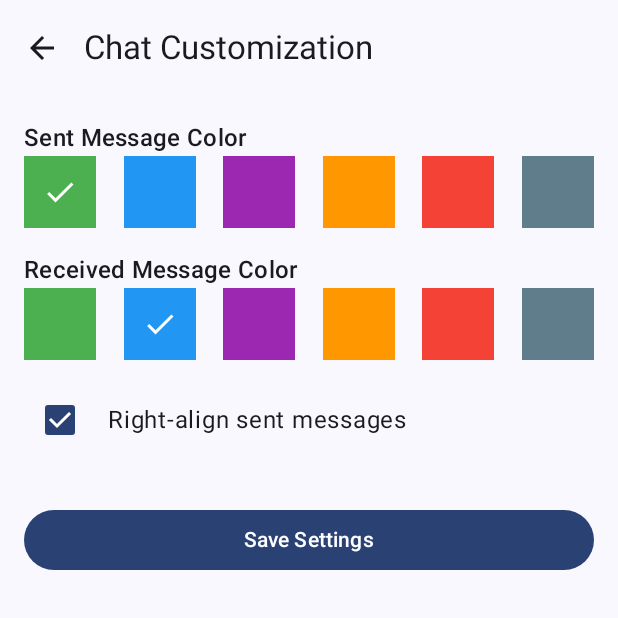
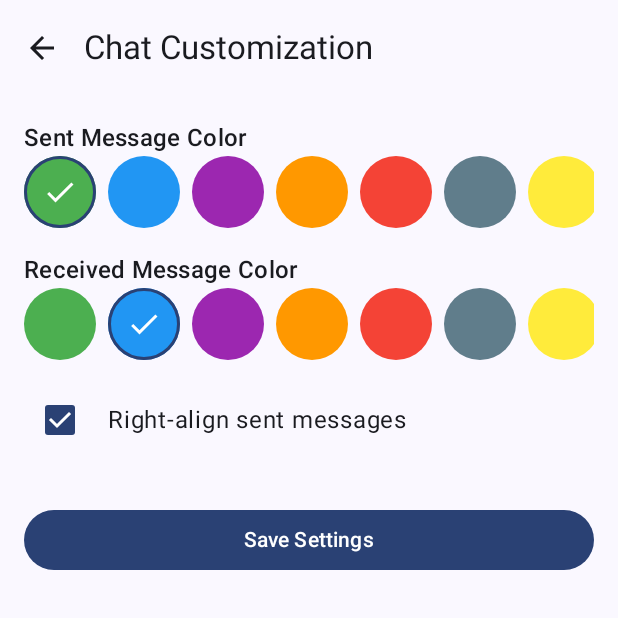
Before and after one commit to IMmercato/Anonymous, an Android app built with Jetpack Compose: the composable ChatCustomizationScreen shown on its own in the app's theme, after a tap on "Selected", on a phone screen of 412 x 824 dp, the top half of it. Run offline under Robolectric (Android 15) with nearby library versions, the phone set to English and light mode, and no system bars.

Commit message:
Chat Customization fixed

```diff
--- a/app/src/main/java/com/example/anonymous/ChatCustomizationActivity.kt
+++ b/app/src/main/java/com/example/anonymous/ChatCustomizationActivity.kt
@@ -4,9 +4,13 @@ import android.os.Bundle
 import androidx.activity.ComponentActivity
 import androidx.activity.compose.setContent
 import androidx.compose.foundation.background
+import androidx.compose.foundation.border
 import androidx.compose.foundation.clickable
 import androidx.compose.foundation.layout.*
+import androidx.compose.foundation.lazy.LazyRow
+import androidx.compose.foundation.lazy.items
 import androidx.compose.foundation.rememberScrollState
+import androidx.compose.foundation.shape.CircleShape
 import androidx.compose.foundation.verticalScroll
 import androidx.compose.material.icons.Icons
 import androidx.compose.material.icons.filled.ArrowBack
@@ -43,9 +47,21 @@ fun ChatCustomizationScreen() {
     val chatSettingsFlow = getChatCustomizationSettings(context)
     val chatSettings by chatSettingsFlow.collectAsState(initial = ChatCustomizationSettings())
 
-    var sentColor by remember { mutableStateOf(chatSettings.sentBubbleColor) }
-    var receivedColor by remember { mutableStateOf(chatSettings.receivedBubbleColor) }
-    var rightAlign by remember { mutableStateOf(chatSettings.isSentRightAligned) }
+    var sentColor by remember(chatSettings) { mutableStateOf(chatSettings.sentBubbleColor) }
+    var receivedColor by remember(chatSettings) { mutableStateOf(chatSettings.receivedBubbleColor) }
+    var rightAlign by remember(chatSettings) { mutableStateOf(chatSettings.isSentRightAligned) }
+
+    // Local state for not saved UI
+    var localSentColor by remember { mutableStateOf(sentColor) }
+    var localReceivedColor by remember { mutableStateOf(receivedColor) }
+    var localRightAlign by remember { mutableStateOf(rightAlign) }
+
+    // Update local state when values update
+    LaunchedEffect(chatSettings) {
+        localSentColor = chatSettings.sentBubbleColor
+        localReceivedColor = chatSettings.receivedBubbleColor
+        localRightAlign = chatSettings.isSentRightAligned
+    }
 
     Scaffold(
         topBar = {
@@ -68,16 +84,16 @@ fun ChatCustomizationScreen() {
         ) {
             Text("Sent Message Color", style = MaterialTheme.typography.titleMedium)
             ColorPicker(
-                selectedColor = sentColor,
-                onColorSelected = { sentColor = it }
+                selectedColor = localSentColor,
+                onColorSelected = { localSentColor = it }
             )
 
             Spacer(modifier = Modifier.height(16.dp))
 
             Text("Received Message Color", style = MaterialTheme.typography.titleMedium)
             ColorPicker(
-                selectedColor = receivedColor,
-                onColorSelected = { receivedColor = it }
+                selectedColor = localReceivedColor,
+                onColorSelected = { localReceivedColor = it }
             )
 
             Spacer(modifier = Modifier.height(16.dp))
@@ -87,8 +103,8 @@ fun ChatCustomizationScreen() {
                 modifier = Modifier.fillMaxWidth()
             ) {
                 Checkbox(
-                    checked = rightAlign,
-                    onCheckedChange = { rightAlign = it }
+                    checked = localRightAlign,
+                    onCheckedChange = { localRightAlign = it }
                 )
                 Spacer(modifier = Modifier.width(8.dp))
                 Text("Right-align sent messages", style = MaterialTheme.typography.bodyLarge)
@@ -102,9 +118,9 @@ fun ChatCustomizationScreen() {
                         saveChatCustomizationSettings(
                             context,
                             ChatCustomizationSettings(
-                                sentBubbleColor = sentColor,
-                                receivedBubbleColor = receivedColor,
-                                isSentRightAligned = rightAlign
+                                sentBubbleColor = localSentColor,
+                                receivedBubbleColor = localReceivedColor,
+                                isSentRightAligned = localRightAlign
                             )
                         )
                         (context as android.app.Activity).finish()
@@ -119,33 +135,44 @@ fun ChatCustomizationScreen() {
 }
 
 @Composable
-fun ColorPicker( selectedColor: Color, onColorSelected: (Color) -> Unit ) {
+fun ColorPicker(selectedColor: Color, onColorSelected: (Color) -> Unit) {
     val colors = listOf(
         Color(0xFF4CAF50), // Green
         Color(0xFF2196F3), // Blue
         Color(0xFF9C27B0), // Purple
         Color(0xFFFF9800), // Orange
         Color(0xFFF44336), // Red
-        Color(0xFF607D8B) // Gray
+        Color(0xFF607D8B), // Gray
+        Color(0xFFFFEB3B), // Yellow
+        Color(0xFF00BCD4), // Cyan
+        Color(0xFF8BC34A), // Light Green
+        Color(0xFFFF5722), // Deep Orange
+        Color(0xFF795548), // Brown
+        Color(0xFF9E9E9E)  // Grey
     )
 
-    Row(
-        horizontalArrangement = Arrangement.SpaceBetween,
+    LazyRow(
+        horizontalArrangement = Arrangement.spacedBy(8.dp),
         modifier = Modifier.fillMaxWidth()
     ) {
-        colors.forEach { color ->
+        items(colors) { color ->
             Box(
                 modifier = Modifier
                     .size(48.dp)
-                    .background(color)
-                    .clickable { onColorSelected(color) },
+                    .background(color, CircleShape)
+                    .clickable { onColorSelected(color) }
+                    .border(
+                        width = 2.dp,
+                        color = if (color == selectedColor) MaterialTheme.colorScheme.primary else Color.Transparent,
+                        shape = CircleShape
+                    ),
                 contentAlignment = Alignment.Center
             ) {
                 if (color == selectedColor) {
                     Icon(
                         imageVector = Icons.Default.Check,
                         contentDescription = "Selected",
-                        tint = Color.White
+                        tint = if (color == Color(0xFFFFEB3B)) Color.Black else Color.White
                     )
                 }
             }
--- a/app/src/main/java/com/example/anonymous/datastore/Datastore.kt
+++ b/app/src/main/java/com/example/anonymous/datastore/Datastore.kt
@@ -1,6 +1,7 @@
 package com.example.anonymous.datastore
 
 import android.content.Context
+import android.graphics.Color.parseColor
 import androidx.datastore.core.DataStore
 import androidx.datastore.preferences.core.Preferences
 import androidx.datastore.preferences.core.booleanPreferencesKey
@@ -11,6 +12,7 @@ import androidx.datastore.preferences.preferencesDataStore
 import kotlinx.coroutines.flow.Flow
 import kotlinx.coroutines.flow.map
 import androidx.compose.ui.graphics.Color
+import androidx.compose.ui.graphics.toArgb
 
 val Context.chatDataStore: DataStore<Preferences> by preferencesDataStore(name = "chat_settings")
 val Context.communityDataStore: DataStore<Preferences> by preferencesDataStore(name = "community_settings")
@@ -39,12 +41,32 @@ private val POST_CARD_COLOR = stringPreferencesKey("post_card_color")
 private val TEXT_SIZE = intPreferencesKey("text_size")
 private val SHOW_IMAGES = booleanPreferencesKey("show_images")
 
-// Function to safely parse color
+// Proper color conversion using toArgb()
+private fun Color.toHexString(): String {
+    return String.format("#%08X", this.toArgb())
+}
+
+// Function to safely parse color using toArgb() conversion
 private fun safeParseColor(colorString: String): Color {
     return try {
-        Color(android.graphics.Color.parseColor(colorString))
-    } catch (e: IllegalArgumentException) {
-        Color(0xFF4CAF50) // Default color if parsing fails
+        // Handle different color string formats
+        val cleanColor = when {
+            colorString.startsWith("#") -> colorString
+            colorString.startsWith("0x") -> "#${colorString.substring(2)}"
+            else -> "#$colorString"
+        }
+
+        // Parse the color string to integer and create Color
+        val colorInt = parseColor(cleanColor)
+        Color(colorInt)
+    } catch (e: Exception) {
+        // Return appropriate defaults based on expected color
+        when {
+            colorString.contains("4CAF50", ignoreCase = true) -> Color(0xFF4CAF50) // Green
+            colorString.contains("2196F3", ignoreCase = true) -> Color(0xFF2196F3) // Blue
+            colorString.contains("F5F5F5", ignoreCase = true) -> Color(0xFFF5F5F5) // Light Gray
+            else -> Color(0xFF4CAF50) // Default fallback
+        }
     }
 }
 
@@ -52,8 +74,8 @@ private fun safeParseColor(colorString: String): Color {
 fun getChatCustomizationSettings(context: Context): Flow<ChatCustomizationSettings> {
     return context.chatDataStore.data.map { preferences ->
         ChatCustomizationSettings(
-            sentBubbleColor = safeParseColor(preferences[SENT_BUBBLE_COLOR] ?: "#4CAF50"),
-            receivedBubbleColor = safeParseColor(preferences[RECEIVED_BUBBLE_COLOR] ?: "#2196F3"),
+            sentBubbleColor = safeParseColor(preferences[SENT_BUBBLE_COLOR] ?: "#FF4CAF50"),
+            receivedBubbleColor = safeParseColor(preferences[RECEIVED_BUBBLE_COLOR] ?: "#FF2196F3"),
             isSentRightAligned = preferences[IS_SENT_RIGHT_ALIGNED] ?: true
         )
     }
@@ -64,8 +86,8 @@ suspend fun saveChatCustomizationSettings(
     settings: ChatCustomizationSettings
 ) {
     context.chatDataStore.edit { preferences ->
-        preferences[SENT_BUBBLE_COLOR] = settings.sentBubbleColor.toString()
-        preferences[RECEIVED_BUBBLE_COLOR] = settings.receivedBubbleColor.toString()
+        preferences[SENT_BUBBLE_COLOR] = settings.sentBubbleColor.toHexString()
+        preferences[RECEIVED_BUBBLE_COLOR] = settings.receivedBubbleColor.toHexString()
         preferences[IS_SENT_RIGHT_ALIGNED] = settings.isSentRightAligned
     }
 }
@@ -74,7 +96,7 @@ suspend fun saveChatCustomizationSettings(
 fun getCommunityCustomizationSettings(context: Context): Flow<CommunityCustomizationSettings> {
     return context.communityDataStore.data.map { preferences ->
         CommunityCustomizationSettings(
-            postCardColor = safeParseColor(preferences[POST_CARD_COLOR] ?: "#F5F5F5"),
+            postCardColor = safeParseColor(preferences[POST_CARD_COLOR] ?: "#FFF5F5F5"),
             textSize = preferences[TEXT_SIZE] ?: 14,
             showImages = preferences[SHOW_IMAGES] ?: true
         )
@@ -86,7 +108,7 @@ suspend fun saveCommunityCustomizationSettings(
     settings: CommunityCustomizationSettings
 ) {
     context.communityDataStore.edit { preferences ->
-        preferences[POST_CARD_COLOR] = settings.postCardColor.toString()
+        preferences[POST_CARD_COLOR] = settings.postCardColor.toHexString()
         preferences[TEXT_SIZE] = settings.textSize
         preferences[SHOW_IMAGES] = settings.showImages
     }
```
